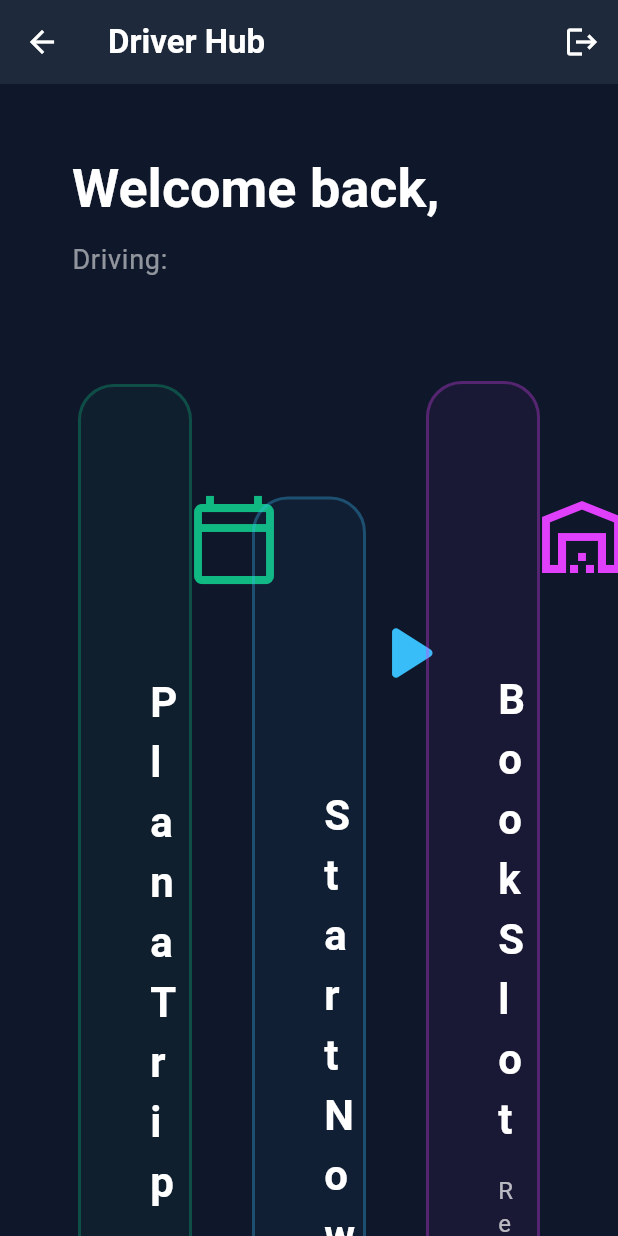
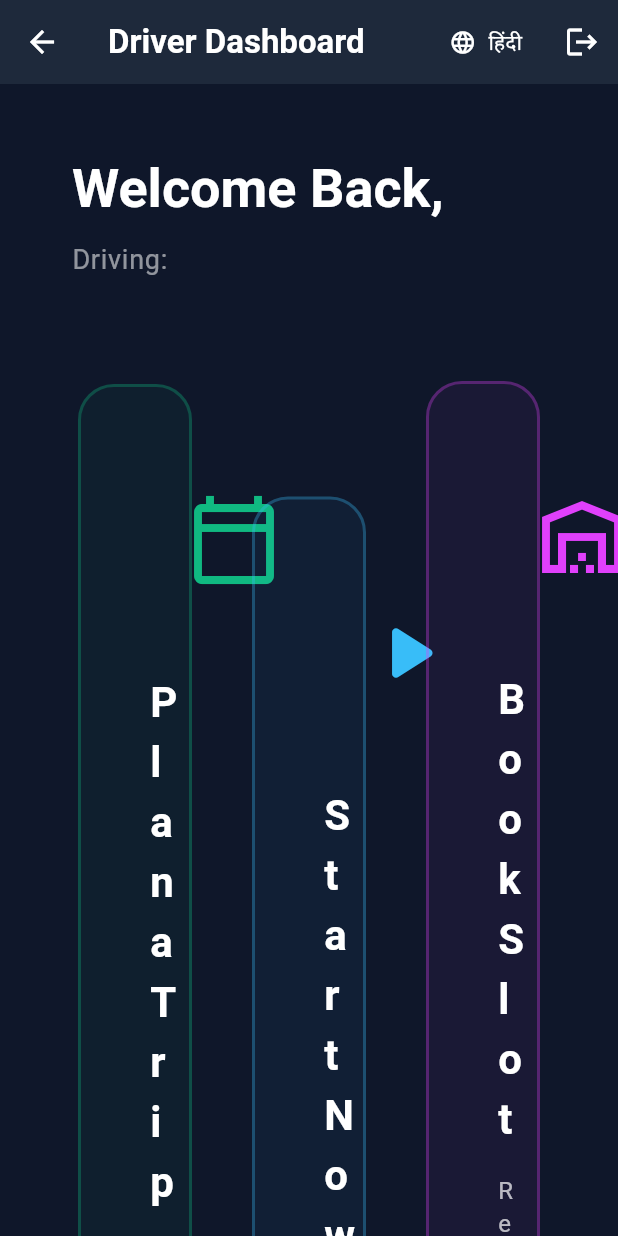
Before and after one commit to lester-markRichard/Smart-logistics-SyntaxSorceres, a Flutter app: the DriverDashboardScreen screen opened by its route, on a phone screen of 412 x 824 dp. Run offline on Flutter 3.47's test engine with Material 3 defaults, Android fonts, the light colour scheme and no system bars; our stand-ins replace flutter_dotenv, google_generative_ai, google_maps_flutter; accounts and stored records are empty; network calls fail.

Commit message:
Added Hindi language option for the driver and a language provider

```diff
--- a/lib/main.dart
+++ b/lib/main.dart
@@ -4,6 +4,7 @@ import 'package:flutter_dotenv/flutter_dotenv.dart';
 import 'package:provider/provider.dart';
 
 import 'providers/app_state_provider.dart';
+import 'providers/language_provider.dart';
 import 'screens/splash_screen.dart';
 import 'screens/login_screen.dart';
 import 'screens/admin_dashboard_screen.dart';
@@ -41,6 +42,7 @@ Future<void> main() async {
     MultiProvider(
       providers: [
         ChangeNotifierProvider(create: (_) => AppStateProvider()),
+        ChangeNotifierProvider(create: (_) => LanguageProvider()),
       ],
       child: const LogisticsApp(),
     ),
--- /dev/null
+++ b/lib/providers/language_provider.dart
@@ -0,0 +1,50 @@
+import 'package:flutter/material.dart';
+
+class LanguageProvider with ChangeNotifier {
+  bool isHindi = false;
+
+  void toggleLanguage() {
+    isHindi = !isHindi;
+    notifyListeners();
+  }
+
+  final Map<String, Map<String, String>> _dictionary = {
+    'welcome_back': {
+      'en': 'Welcome Back',
+      'hi': 'वापसी पर स्वागत है',
+    },
+    'sign_in': {
+      'en': 'SIGN IN',
+      'hi': 'साइन इन करें',
+    },
+    'driver_dashboard': {
+      'en': 'Driver Dashboard',
+      'hi': 'ड्राइवर डैशबोर्ड',
+    },
+    'active_trips': {
+      'en': 'Active Trips',
+      'hi': 'सक्रिय यात्राएं',
+    },
+    'report_delay': {
+      'en': 'Report Delay / Issue',
+      'hi': 'देरी / समस्या की रिपोर्ट करें',
+    },
+    'complete_trip': {
+      'en': 'Complete / Finish Trip',
+      'hi': 'यात्रा पूरी करें',
+    },
+    'status': {
+      'en': 'Status',
+      'hi': 'स्थिति',
+    },
+    'est_wait': {
+      'en': 'Est. Wait',
+      'hi': 'अनुमानित प्रतीक्षा',
+    },
+  };
+
+  String translate(String key) {
+    final langKey = isHindi ? 'hi' : 'en';
+    return _dictionary[key]?[langKey] ?? key;
+  }
+}
--- a/lib/screens/driver_dashboard_screen.dart
+++ b/lib/screens/driver_dashboard_screen.dart
@@ -1,6 +1,7 @@
 import 'package:flutter/material.dart';
 import 'package:provider/provider.dart';
 import '../providers/app_state_provider.dart';
+import '../providers/language_provider.dart';
 import '../models/logistics_models.dart';
 
 class DriverDashboardScreen extends StatefulWidget {
@@ -18,16 +19,25 @@ class _DriverDashboardScreenState extends State<DriverDashboardScreen> {
 
   @override
   Widget build(BuildContext context) {
+    final langProvider = Provider.of<LanguageProvider>(context);
     final user = Provider.of<AppStateProvider>(context).currentUser;
     final driverName = user?.name ?? 'Driver';
     final truckNumber = user?.truckNumber ?? 'Unknown Truck';
 
     return Scaffold(
       appBar: AppBar(
-        title: const Text('Driver Hub', style: TextStyle(fontWeight: FontWeight.bold)),
+        title: Text(langProvider.translate('driver_dashboard'), style: const TextStyle(fontWeight: FontWeight.bold)),
         backgroundColor: Theme.of(context).colorScheme.surface,
         elevation: 0,
         actions: [
+          TextButton.icon(
+            onPressed: () => langProvider.toggleLanguage(),
+            icon: const Icon(Icons.language, color: Colors.white),
+            label: Text(
+              langProvider.isHindi ? 'English' : 'हिंदी',
+              style: const TextStyle(color: Colors.white),
+            ),
+          ),
           IconButton(
             icon: const Icon(Icons.logout),
             tooltip: 'Logout',
@@ -45,7 +55,7 @@ class _DriverDashboardScreenState extends State<DriverDashboardScreen> {
                 crossAxisAlignment: CrossAxisAlignment.start,
                 children: [
                   Text(
-                    'Welcome back, $driverName',
+                    '${langProvider.translate('welcome_back')}, $driverName',
                     style: Theme.of(context).textTheme.displaySmall?.copyWith(
                       fontWeight: FontWeight.bold,
                       color: Colors.white,
```
Also changed, not shown: lib/screens/live_trip_screen.dart (+6 -4 lines), lib/screens/login_screen.dart (+19 -4 lines).
